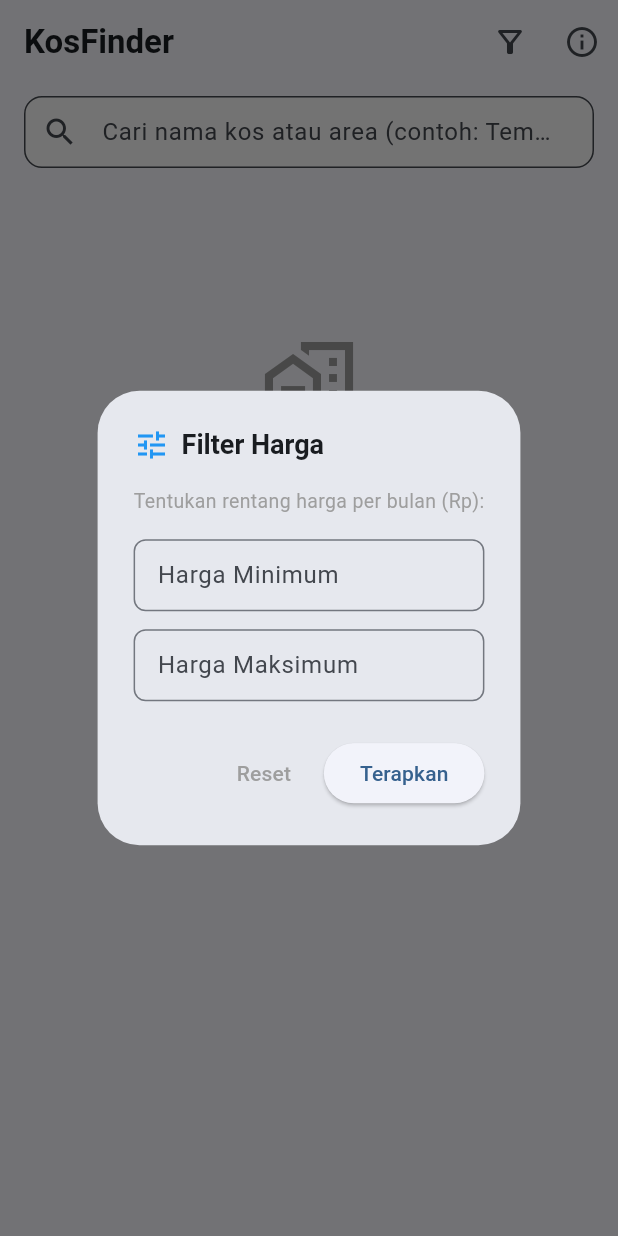
After one commit to GedePradhana/kosfinder, a Flutter app: the screen it shows after launch, after a tap on the "filter alt" icon, on a phone screen of 412 x 824 dp. The commit adds this screen. Run offline on Flutter 3.47's test engine with Material 3 defaults, Android fonts, the phone set to English and light mode, and no system bars; our stand-ins replace supabase_flutter; accounts and stored records are empty.

Commit message:
feat(T07): implementasi FilterDialog harga min-maks dan integrasi HomeScreen

```diff
--- a/lib/providers/kos_provider.dart
+++ b/lib/providers/kos_provider.dart
@@ -10,19 +10,43 @@ class KosProvider extends ChangeNotifier {
   KosProvider({required this.repository});
 
   KosState _state = KosState.initial;
-  List<KosModel> _kosList = [];
+  List<KosModel> _rawKosList = [];
   String? _errorMessage;
   String _searchQuery = '';
+  int? _minPrice;
+  int? _maxPrice;
 
   KosState get state => _state;
-  List<KosModel> get kosList => List.unmodifiable(_kosList);
   String? get errorMessage => _errorMessage;
   String get searchQuery => _searchQuery;
+  int? get minPrice => _minPrice;
+  int? get maxPrice => _maxPrice;
 
   bool get isLoading => _state == KosState.loading;
-  bool get isEmpty => _state == KosState.loaded && _kosList.isEmpty;
   bool get hasError => _state == KosState.error;
   bool get isSearching => _searchQuery.trim().isNotEmpty;
+  bool get isFilteredByPrice => _minPrice != null || _maxPrice != null;
+
+  /// Daftar kos yang sudah melalui filter harga (jika aktif)
+  List<KosModel> get kosList {
+    if (!isFilteredByPrice) {
+      return List.unmodifiable(_rawKosList);
+    }
+
+    final filtered = _rawKosList.where((kos) {
+      if (_minPrice != null && kos.pricePerMonth < _minPrice!) {
+        return false;
+      }
+      if (_maxPrice != null && kos.pricePerMonth > _maxPrice!) {
+        return false;
+      }
+      return true;
+    }).toList();
+
+    return List.unmodifiable(filtered);
+  }
+
+  bool get isEmpty => _state == KosState.loaded && kosList.isEmpty;
 
   /// Memuat daftar kos publik dengan dukungan pencarian
   Future<void> fetchPublicKos({String? searchQuery}) async {
@@ -37,7 +61,7 @@ class KosProvider extends ChangeNotifier {
       final result = await repository.getPublicKosList(
         searchQuery: _searchQuery,
       );
-      _kosList = result;
+      _rawKosList = result;
       _state = KosState.loaded;
     } catch (e) {
       _errorMessage = 'Gagal memuat data kos. Silakan periksa koneksi internet Anda.';
@@ -58,4 +82,21 @@ class KosProvider extends ChangeNotifier {
     _searchQuery = '';
     await fetchPublicKos(searchQuery: '');
   }
+
+  /// Menerapkan filter harga (US04-AC1 & US04-AC2)
+  void setPriceFilter({int? minPrice, int? maxPrice}) {
+    if (minPrice != null && maxPrice != null && minPrice > maxPrice) {
+      throw ArgumentError('Harga minimum tidak boleh lebih besar dari harga maksimum');
+    }
+    _minPrice = minPrice;
+    _maxPrice = maxPrice;
+    notifyListeners();
+  }
+
+  /// Menghapus filter harga
+  void clearPriceFilter() {
+    _minPrice = null;
+    _maxPrice = null;
+    notifyListeners();
+  }
 }
--- a/lib/screens/home_screen.dart
+++ b/lib/screens/home_screen.dart
@@ -1,6 +1,8 @@
 import 'package:flutter/material.dart';
+import 'package:intl/intl.dart';
 import 'package:provider/provider.dart';
 import '../providers/kos_provider.dart';
+import '../widgets/filter_dialog.dart';
 import '../widgets/kos_card.dart';
 import 'about_screen.dart';
 import 'detail_kos_screen.dart';
@@ -38,8 +40,35 @@ class _HomeScreenState extends State<HomeScreen> {
     context.read<KosProvider>().clearSearch();
   }
 
+  String _formatCurrency(int amount) {
+    final formatter = NumberFormat.currency(
+      locale: 'id_ID',
+      symbol: 'Rp ',
+      decimalDigits: 0,
+    );
+    return formatter.format(amount);
+  }
+
+  void _showFilterDialog(BuildContext context, KosProvider provider) {
+    showDialog(
+      context: context,
+      builder: (ctx) => FilterDialog(
+        initialMinPrice: provider.minPrice,
+        initialMaxPrice: provider.maxPrice,
+        onApply: (min, max) {
+          provider.setPriceFilter(minPrice: min, maxPrice: max);
+        },
+        onReset: () {
+          provider.clearPriceFilter();
+        },
+      ),
+    );
+  }
+
   @override
   Widget build(BuildContext context) {
+    final kosProvider = context.watch<KosProvider>();
+
     return Scaffold(
       appBar: AppBar(
         title: const Text(
@@ -47,6 +76,18 @@ class _HomeScreenState extends State<HomeScreen> {
           style: TextStyle(fontWeight: FontWeight.bold),
         ),
         actions: [
+          // Tombol Filter Harga
+          IconButton(
+            icon: Badge(
+              isLabelVisible: kosProvider.isFilteredByPrice,
+              child: Icon(
+                kosProvider.isFilteredByPrice ? Icons.filter_alt : Icons.filter_alt_outlined,
+                color: kosProvider.isFilteredByPrice ? Colors.blue : null,
+              ),
+            ),
+            tooltip: 'Filter Harga',
+            onPressed: () => _showFilterDialog(context, kosProvider),
+          ),
           IconButton(
             icon: const Icon(Icons.info_outline),
             tooltip: 'Tentang Aplikasi',
@@ -86,11 +127,50 @@ class _HomeScreenState extends State<HomeScreen> {
                 fillColor: Colors.grey.shade50,
               ),
               onChanged: (val) {
-                // Update icon suffix saat ada/tidak ada teks
                 setState(() {});
               },
             ),
           ),
+
+          // Chip Indikator Filter Harga Aktif (Bisa di-clear langsung)
+          if (kosProvider.isFilteredByPrice)
+            Padding(
+              padding: const EdgeInsets.symmetric(horizontal: 16, vertical: 4),
+              child: Row(
+                children: [
+                  Expanded(
+                    child: Container(
+                      padding: const EdgeInsets.symmetric(horizontal: 12, vertical: 6),
+                      decoration: BoxDecoration(
+                        color: Colors.blue.shade50,
+                        borderRadius: BorderRadius.circular(8),
+                      ),
+                      child: Row(
+                        children: [
+                          Icon(Icons.tune, size: 16, color: Colors.blue.shade800),
+                          const SizedBox(width: 8),
+                          Expanded(
+                            child: Text(
+                              _buildFilterDescription(kosProvider),
+                              style: TextStyle(
+                                fontSize: 13,
+                                color: Colors.blue.shade900,
+                                fontWeight: FontWeight.w500,
+                              ),
+                              overflow: TextOverflow.ellipsis,
+                            ),
+                          ),
+                          InkWell(
+                            onTap: () => kosProvider.clearPriceFilter(),
+                            child: const Icon(Icons.close, size: 16, color: Colors.grey),
+                          ),
+                        ],
+                      ),
+                    ),
+                  ),
+                ],
+              ),
+            ),
 
           // Konten Utama Daftar Kos
           Expanded(
@@ -103,7 +183,7 @@ class _HomeScreenState extends State<HomeScreen> {
                   );
                 }
 
-                // 2. Kondisi Error (Koneksi Mati/Gagal & Tombol Coba Lagi)
+                // 2. Kondisi Error
                 if (provider.hasError) {
                   return Center(
                     child: Padding(
@@ -136,11 +216,18 @@ class _HomeScreenState extends State<HomeScreen> {
                   );
                 }
 
-                // 3. Kondisi Data Kosong (Beda pesan saat pencarian vs awal)
+                // 3. Kondisi Data Kosong
                 if (provider.isEmpty) {
-                  final emptyMessage = provider.isSearching
-                      ? 'Kos tidak ditemukan'
-                      : 'Belum ada kos yang terdaftar';
+                  final String emptyMessage;
+                  if (provider.isFilteredByPrice && provider.isSearching) {
+                    emptyMessage = 'Kos tidak ditemukan dengan filter dan kata kunci tersebut';
+                  } else if (provider.isFilteredByPrice) {
+                    emptyMessage = 'Tidak ada kos dalam rentang harga ini';
+                  } else if (provider.isSearching) {
+                    emptyMessage = 'Kos tidak ditemukan';
+                  } else {
+                    emptyMessage = 'Belum ada kos yang terdaftar';
+                  }
 
                   return RefreshIndicator(
                     onRefresh: () => provider.fetchPublicKos(),
@@ -153,7 +240,7 @@ class _HomeScreenState extends State<HomeScreen> {
                             mainAxisAlignment: MainAxisAlignment.center,
                             children: [
                               Icon(
-                                provider.isSearching
+                                (provider.isSearching || provider.isFilteredByPrice)
                                     ? Icons.search_off_rounded
                                     : Icons.home_work_outlined,
                                 size: 64,
@@ -163,9 +250,18 @@ class _HomeScreenState extends State<HomeScreen> {
                               Text(
                                 emptyMessage,
                                 style: const TextStyle(fontSize: 16, color: Colors.grey),
+                                textAlign: TextAlign.center,
                               ),
+                              if (provider.isFilteredByPrice) ...[
+                                const SizedBox(height: 12),
+                                TextButton.icon(
+                                  onPressed: () => provider.clearPriceFilter(),
+                                  icon: const Icon(Icons.filter_alt_off),
+                                  label: const Text('Hapus filter harga'),
+                                ),
+                              ],
                               if (provider.isSearching) ...[
-                                const SizedBox(height: 12),
+                                const SizedBox(height: 8),
                                 TextButton.icon(
                                   onPressed: _onClearSearch,
                                   icon: const Icon(Icons.arrow_back),
@@ -212,4 +308,15 @@ class _HomeScreenState extends State<HomeScreen> {
       ),
     );
   }
+
+  String _buildFilterDescription(KosProvider provider) {
+    if (provider.minPrice != null && provider.maxPrice != null) {
+      return '${_formatCurrency(provider.minPrice!)} – ${_formatCurrency(provider.maxPrice!)}';
+    } else if (provider.minPrice != null) {
+      return 'Min ${_formatCurrency(provider.minPrice!)}';
+    } else if (provider.maxPrice != null) {
+      return 'Maks ${_formatCurrency(provider.maxPrice!)}';
+    }
+    return 'Filter Harga';
+  }
 }
--- /dev/null
+++ b/lib/widgets/filter_dialog.dart
@@ -0,0 +1,172 @@
+import 'package:flutter/material.dart';
+
+class FilterDialog extends StatefulWidget {
+  final int? initialMinPrice;
+  final int? initialMaxPrice;
+  final void Function(int? minPrice, int? maxPrice) onApply;
+  final VoidCallback onReset;
+
+  const FilterDialog({
+    super.key,
+    this.initialMinPrice,
+    this.initialMaxPrice,
+    required this.onApply,
+    required this.onReset,
+  });
+
+  @override
+  State<FilterDialog> createState() => _FilterDialogState();
+}
+
+class _FilterDialogState extends State<FilterDialog> {
+  late TextEditingController _minPriceController;
+  late TextEditingController _maxPriceController;
+  String? _validationError;
+
+  @override
+  void initState() {
+    super.initState();
+    _minPriceController = TextEditingController(
+      text: widget.initialMinPrice != null ? widget.initialMinPrice.toString() : '',
+    );
+    _maxPriceController = TextEditingController(
+      text: widget.initialMaxPrice != null ? widget.initialMaxPrice.toString() : '',
+    );
+  }
+
+  @override
+  void dispose() {
+    _minPriceController.dispose();
+    _maxPriceController.dispose();
+    super.dispose();
+  }
+
+  void _handleApply() {
+    setState(() {
+      _validationError = null;
+    });
+
+    final minText = _minPriceController.text.trim();
+    final maxText = _maxPriceController.text.trim();
+
+    final min = minText.isNotEmpty ? int.tryParse(minText) : null;
+    final max = maxText.isNotEmpty ? int.tryParse(maxText) : null;
+
+    // Validasi format angka
+    if (minText.isNotEmpty && min == null) {
+      setState(() {
+        _validationError = 'Harga minimum harus berupa angka valid';
+      });
+      return;
+    }
+    if (maxText.isNotEmpty && max == null) {
+      setState(() {
+        _validationError = 'Harga maksimum harus berupa angka valid';
+      });
+      return;
+    }
+
+    // US04-AC2: Validasi min > max
+    if (min != null && max != null && min > max) {
+      setState(() {
+        _validationError = 'Harga minimum tidak boleh lebih besar dari harga maksimum';
+      });
+      return;
+    }
+
+    widget.onApply(min, max);
+    Navigator.pop(context);
+  }
+
+  void _handleReset() {
+    widget.onReset();
+    Navigator.pop(context);
+  }
+
+  @override
+  Widget build(BuildContext context) {
+    return AlertDialog(
+      title: const Row(
+        children: [
+          Icon(Icons.tune, color: Colors.blue),
+          SizedBox(width: 8),
+          Text('Filter Harga', style: TextStyle(fontSize: 18, fontWeight: FontWeight.bold)),
+        ],
+      ),
+      content: SingleChildScrollView(
+        child: Column(
+          mainAxisSize: MainAxisSize.min,
+          crossAxisAlignment: CrossAxisAlignment.start,
+          children: [
+            const Text(
+              'Tentukan rentang harga per bulan (Rp):',
+              style: TextStyle(fontSize: 13, color: Colors.grey),
+            ),
+            const SizedBox(height: 16),
+
+            // Input Harga Minimum
+            TextField(
+              controller: _minPriceController,
+              keyboardType: TextInputType.number,
+              decoration: InputDecoration(
+                labelText: 'Harga Minimum',
+                prefixText: 'Rp ',
+                hintText: '500000',
+                border: OutlineInputBorder(borderRadius: BorderRadius.circular(8)),
+                contentPadding: const EdgeInsets.symmetric(horizontal: 12, vertical: 10),
+              ),
+            ),
+            const SizedBox(height: 12),
+
+            // Input Harga Maksimum
+            TextField(
+              controller: _maxPriceController,
+              keyboardType: TextInputType.number,
+              decoration: InputDecoration(
+                labelText: 'Harga Maksimum',
+                prefixText: 'Rp ',
+                hintText: '1000000',
+                border: OutlineInputBorder(borderRadius: BorderRadius.circular(8)),
+                contentPadding: const EdgeInsets.symmetric(horizontal: 12, vertical: 10),
+              ),
+            ),
+
+            // Pesan Error Validasi (US04-AC2)
+            if (_validationError != null) ...[
+              const SizedBox(height: 12),
+              Container(
+                padding: const EdgeInsets.all(8),
+                decoration: BoxDecoration(
+                  color: Colors.red.shade50,
+                  borderRadius: BorderRadius.circular(6),
+                ),
+                child: Row(
+                  children: [
+                    const Icon(Icons.error_outline, size: 16, color: Colors.red),
+                    const SizedBox(width: 6),
+                    Expanded(
+                      child: Text(
+                        _validationError!,
+                        style: const TextStyle(color: Colors.red, fontSize: 12),
+                      ),
+                    ),
+                  ],
+                ),
+              ),
+            ],
+          ],
+        ),
+      ),
+      actions: [
+        TextButton(
+          onPressed: _handleReset,
+          child: const Text('Reset', style: TextStyle(color: Colors.grey)),
+        ),
+        ElevatedButton(
+          onPressed: _handleApply,
+          child: const Text('Terapkan'),
+        ),
+      ],
+    );
+  }
+}
```
Also changed, not shown: 3 other files.
